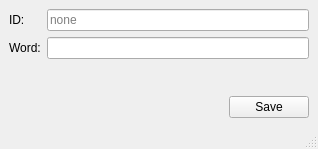
This is OTModules/wFbh/waddword.ui in pietr26/OMSI-Tools as Qt 5 draws it before an edit. The edited form follows.
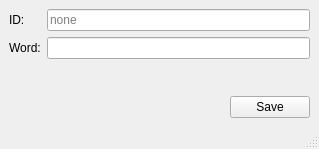
This is the edited form. Icons and pictures are not drawn.

Patch:
```diff
--- a/OTModules/wFbh/waddword.ui
+++ b/OTModules/wFbh/waddword.ui
@@ -6,7 +6,7 @@
    <rect>
     <x>0</x>
     <y>0</y>
-    <width>318</width>
+    <width>319</width>
     <height>149</height>
    </rect>
   </property>
```
Left out of the diff: 5 changed lines with no effect on the pictures.
